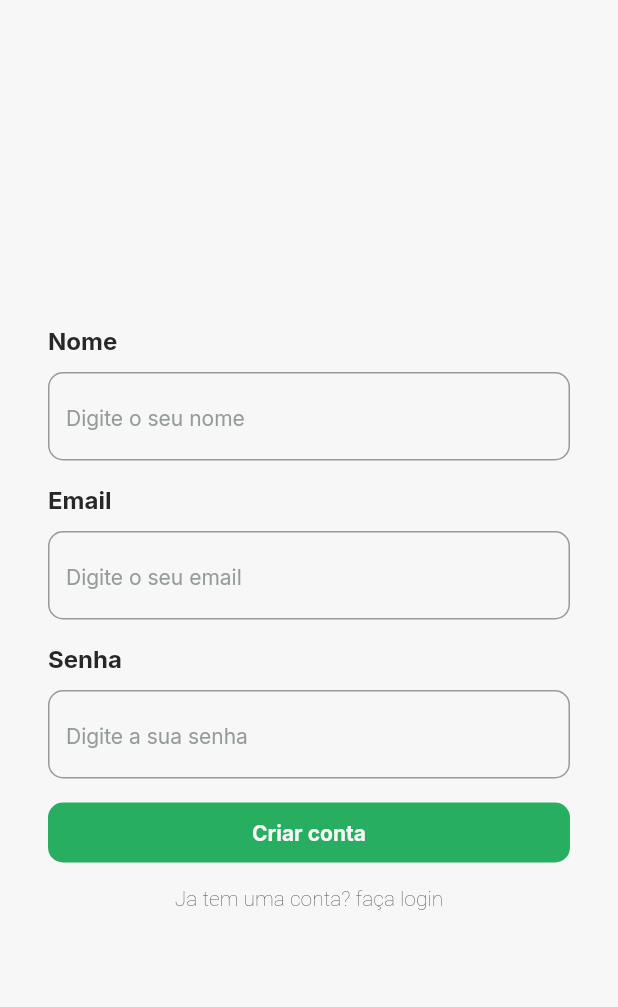
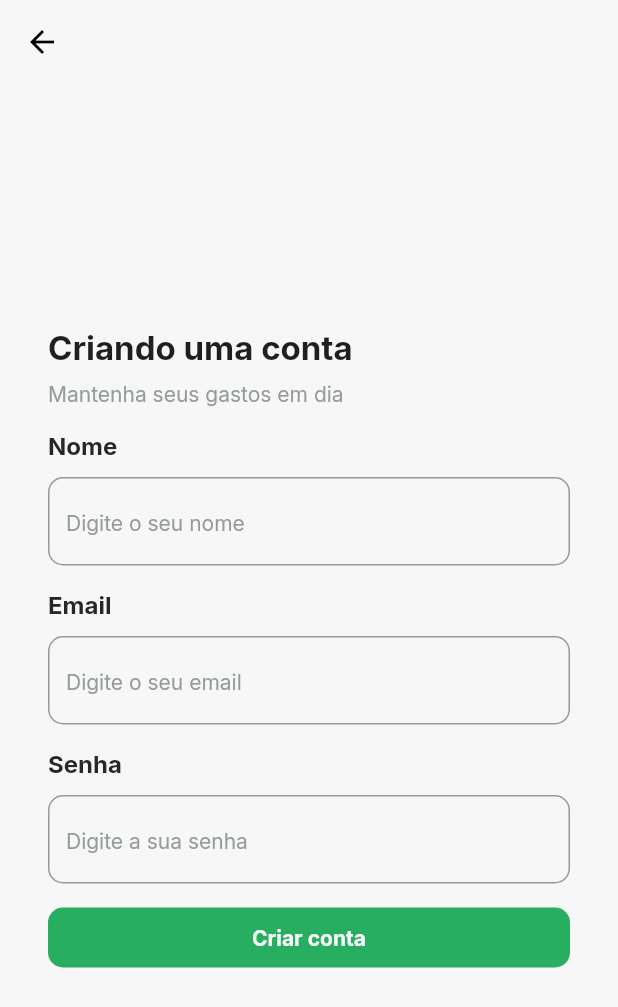
Before and after one commit to ElexandroTorres/Ta-Caro-App, a Flutter app: the CreateAccountPage screen opened by its route, on a phone screen of 412 x 824 dp. Shown: the top 1007 px of the screen. Run offline on Flutter 3.47's test engine with Material 2 defaults, Android fonts, the phone set to English and light mode, and no system bars; our stand-ins replace google_fonts, validators.

Commit message:
email and password validator in login page

```diff
--- a/lib/main.dart
+++ b/lib/main.dart
@@ -15,7 +15,7 @@ class TaCaroApp extends StatelessWidget {
     return MaterialApp(
       title: 'Ta Caro App',
       theme: ThemeData(primarySwatch: Colors.green),
-      initialRoute: '/login/create-account',
+      initialRoute: '/login',
       routes: {
         '/splash': (context) => const SplashPage(),
         '/login': (context) => LoginPage(),
--- a/lib/modules/login/pages/creat_account/create_account_page.dart
+++ b/lib/modules/login/pages/creat_account/create_account_page.dart
@@ -9,13 +9,34 @@ class CreateAccountPage extends StatelessWidget {
   @override
   Widget build(BuildContext context) {
     return Scaffold(
+      appBar: AppBar(
+        backgroundColor: AppTheme.colors.background,
+        leading: BackButton(
+          color: AppTheme.colors.backButton,
+        ),
+        elevation: 0,
+      ),
       backgroundColor: AppTheme.colors.background,
       body: Padding(
         padding: const EdgeInsets.symmetric(horizontal: 32),
         child: Column(
           mainAxisAlignment: MainAxisAlignment.center,
-          //crossAxisAlignment: CrossAxisAlignment.start,
+          crossAxisAlignment: CrossAxisAlignment.start,
           children: [
+            Text(
+              'Criando uma conta',
+              style: AppTheme.textStyles.title,
+            ),
+            SizedBox(
+              height: 8,
+            ),
+            Text(
+              'Mantenha seus gastos em dia',
+              style: AppTheme.textStyles.subtitle,
+            ),
+            SizedBox(
+              height: 16,
+            ),
             InputText(
               label: 'Nome',
               hint: 'Digite o seu nome',
@@ -40,15 +61,10 @@ class CreateAccountPage extends StatelessWidget {
             CustomButton(
               label: 'Criar conta',
               type: ButtonType.fill,
+              onTap: () {},
             ),
             SizedBox(
               height: 16,
-            ),
-            Text(
-              'Ja tem uma conta? faça login',
-              style: TextStyle(
-                fontWeight: FontWeight.w200,
-              ),
             ),
           ],
         ),
--- a/lib/shared/theme/app_colors.dart
+++ b/lib/shared/theme/app_colors.dart
@@ -1,6 +1,8 @@
 import 'package:flutter/material.dart';
 
 abstract class IAppColors {
+  Color get title;
+  Color get subtitle;
   Color get primary;
   Color get buttonDisabled;
   Color get textDisabled;
@@ -11,6 +13,7 @@ abstract class IAppColors {
   Color get textColor;
   Color get badColor;
   Color get border;
+  Color get backButton;
 }
 
 class AppColors implements IAppColors {
@@ -43,4 +46,13 @@ class AppColors implements IAppColors {
 
   @override
   Color get border => Color(0xFFE9E9EC);
+
+  @override
+  Color get subtitle => Color(0xFF949B9C);
+
+  @override
+  Color get title => Color(0xFF1E1F20);
+
+  @override
+  Color get backButton => Color(0xFF000000);
 }
--- a/lib/shared/theme/app_text_styles.dart
+++ b/lib/shared/theme/app_text_styles.dart
@@ -3,6 +3,8 @@ import 'package:google_fonts/google_fonts.dart';
 import 'package:ta_caro/shared/theme/app_theme.dart';
 
 abstract class IAppTextStyle {
+  TextStyle get title;
+  TextStyle get subtitle;
   TextStyle get label;
   TextStyle get input;
   TextStyle get hint;
@@ -53,4 +55,18 @@ class AppTextStyle implements IAppTextStyle {
         color: AppTheme.colors.textColor,
         fontWeight: FontWeight.bold,
       );
+
+  @override
+  TextStyle get subtitle => GoogleFonts.inter(
+        fontSize: 14,
+        color: AppTheme.colors.subtitle,
+        fontWeight: FontWeight.normal,
+      );
+
+  @override
+  TextStyle get title => GoogleFonts.inter(
+        fontSize: 22,
+        color: AppTheme.colors.title,
+        fontWeight: FontWeight.bold,
+      );
 }
--- a/lib/shared/widgets/custom_button.dart
+++ b/lib/shared/widgets/custom_button.dart
@@ -6,10 +6,12 @@ enum ButtonType { fill, outline, none }
 class CustomButton extends StatelessWidget {
   final String label;
   final ButtonType type;
+  final Function() onTap;
 
   const CustomButton({
     required this.label,
     this.type = ButtonType.fill,
+    required this.onTap,
     Key? key,
   }) : super(key: key);
 
@@ -59,7 +61,7 @@ class CustomButton extends StatelessWidget {
   @override
   Widget build(BuildContext context) {
     return InkWell(
-      onTap: () {},
+      onTap: onTap,
       child: Container(
         height: 40,
         width: double.maxFinite,
--- a/lib/shared/widgets/input_text.dart
+++ b/lib/shared/widgets/input_text.dart
@@ -5,9 +5,16 @@ import 'package:ta_caro/shared/theme/app_text.dart';
 class InputText extends StatelessWidget {
   final String label;
   final String hint;
+  final bool obscure;
+  final void Function(String)? onChanged;
+  final String? Function(String)? validator;
+
   const InputText({
     required this.label,
     required this.hint,
+    this.obscure = false,
+    this.onChanged,
+    this.validator,
     Key? key,
   }) : super(key: key);
 
@@ -21,6 +28,13 @@ class InputText extends StatelessWidget {
           height: 12,
         ),
         TextFormField(
+          obscureText: obscure,
+          onChanged: onChanged,
+          validator: (value) {
+            if (validator != null) {
+              return validator!(value ?? '');
+            }
+          },
           style: AppTheme.textStyles.input,
           decoration: InputDecoration(
             hintText: hint,
--- a/pubspec.yaml
+++ b/pubspec.yaml
@@ -35,6 +35,7 @@ dependencies:
   # Use with the CupertinoIcons class for iOS style icons.
   cupertino_icons: ^1.0.2
   google_fonts: ^2.1.0
+  validators: ^3.0.0
 
 dev_dependencies:
   flutter_test:
```
Also changed, not shown: lib/modules/login/login_controller.dart (added, +27 -0 lines), lib/modules/login/login_page.dart (+27 -2 lines), pubspec.lock.
